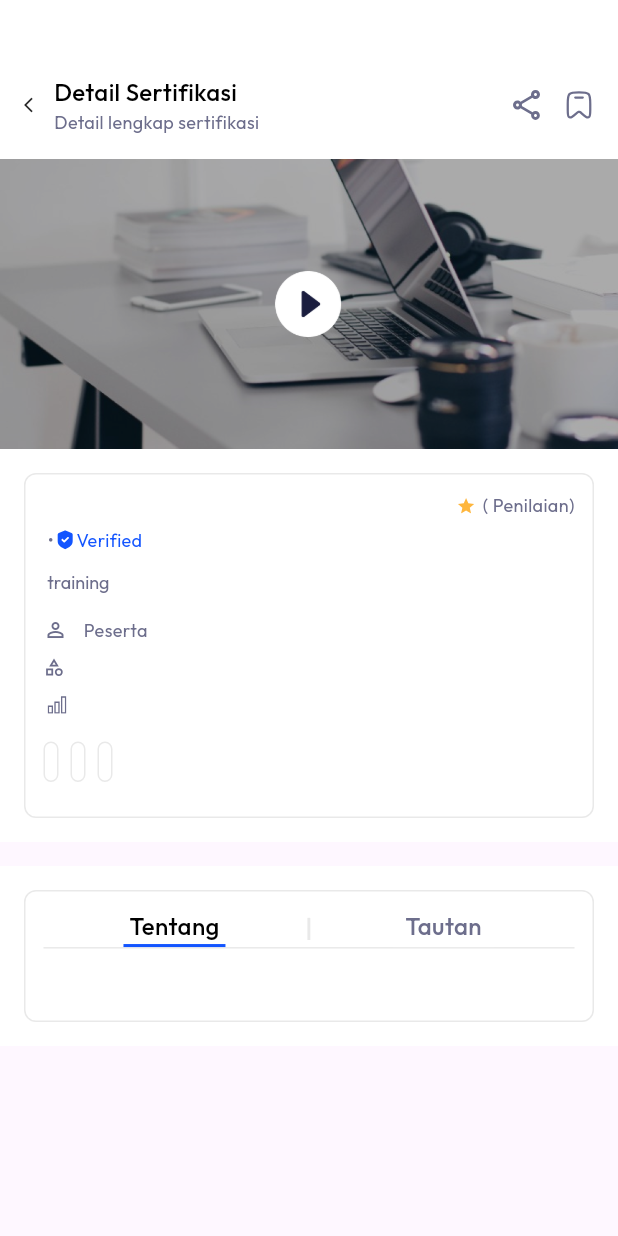
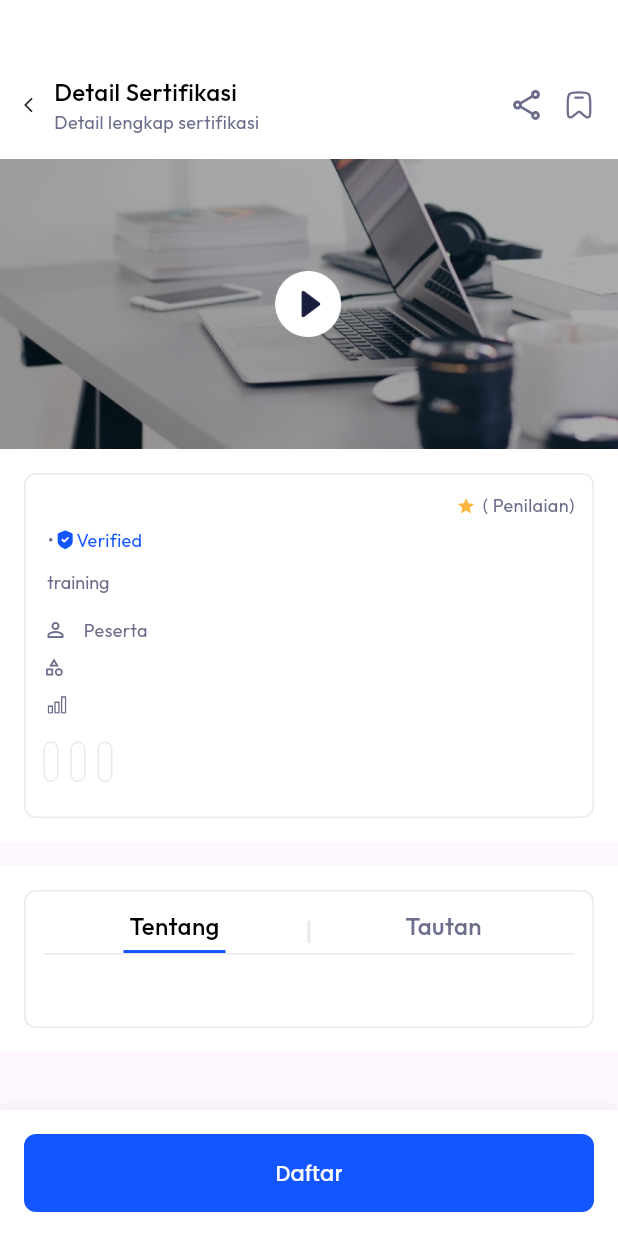
Before and after one commit to indahgithaa/includemy, a Flutter app: the DetailSertificatePage screen opened directly with empty values, on a phone screen of 412 x 824 dp. Run offline on Flutter 3.47's test engine with Material 3 defaults, Android fonts, the phone set to English and light mode, and no system bars; our stand-ins replace flutter_svg, google_fonts, video_player.

Commit message:
style: detail sertifikasi (finished with video error remains)

```diff
--- a/lib/app/pages/certi_detail_page.dart
+++ b/lib/app/pages/certi_detail_page.dart
@@ -5,6 +5,7 @@ import 'package:flutter_svg/flutter_svg.dart';
 import 'package:google_fonts/google_fonts.dart';
 import 'package:includemy/app/styles/color_styles.dart';
 import './widgets/attachments.dart';
+import './widgets/buttons.dart';
 
 class DetailSertificatePage extends StatefulWidget {
    final String certiImage;
@@ -382,6 +383,7 @@ class _DetailSertificatePageState extends State<DetailSertificatePage> {
                                 child: Container(
                                   alignment: Alignment.center,
                                   child: Container(
+                                    padding: EdgeInsets.only(bottom: 4),
                                     alignment: Alignment.center,
                                     width: 68,
                                     child: Text(
@@ -423,6 +425,7 @@ class _DetailSertificatePageState extends State<DetailSertificatePage> {
                                 child: Container(
                                   alignment: Alignment.center,
                                   child: Container(
+                                    padding: EdgeInsets.only(bottom: 4),
                                     width: 68,
                                     alignment: Alignment.center,
                                     child: Text(
@@ -459,7 +462,29 @@ class _DetailSertificatePageState extends State<DetailSertificatePage> {
             ),
           ],
         ),
-      )
+      ),
+      bottomNavigationBar: Container(
+        height: 84,
+        padding: EdgeInsets.all(16),
+        width: MediaQuery.of(context).size.width,
+        decoration: BoxDecoration(
+          color: ColorStyles.white,
+          boxShadow: [
+            BoxShadow(
+              color: ColorStyles.greyOutline,
+              offset: Offset(0, -1),
+              blurRadius: 8,
+            ),
+          ],
+        ),
+        child: Buttons(
+          text: "Daftar",
+          onClicked: (){},
+          width: MediaQuery.of(context).size.width,
+          backgroundColor: ColorStyles.primary,
+          fontColor: ColorStyles.white,
+        ),
+      ),
     );
   }
 
```
